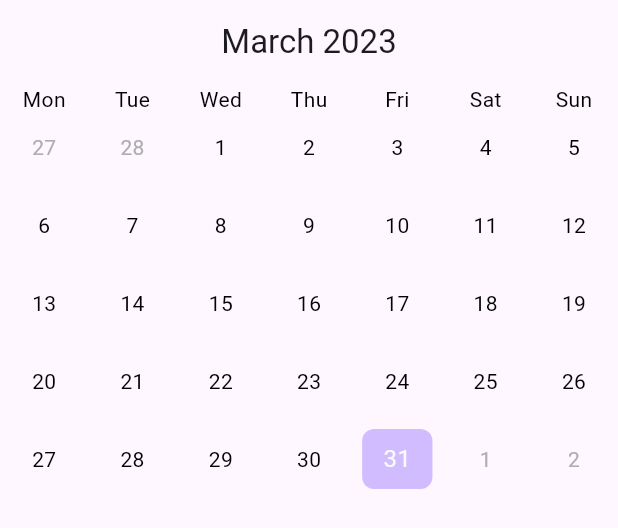
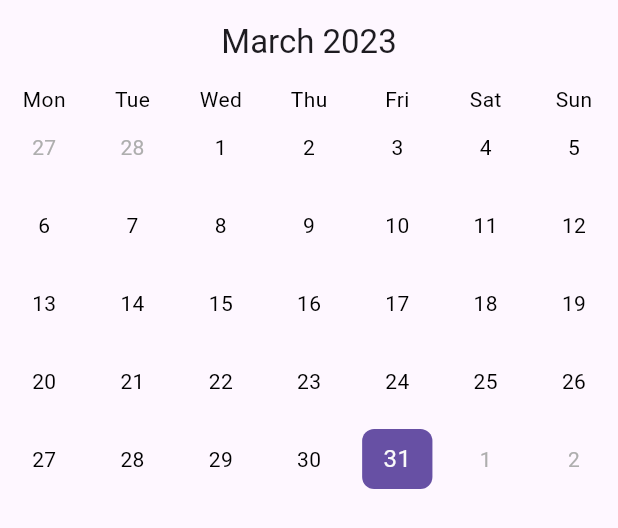
Before and after one commit to WinMeet/winmeet_mobile, a Flutter app: the WinMeetCalendar widget shown alone on an empty page, opened directly with empty values, on a phone screen of 412 x 824 dp. Shown: the top 528 px of the screen. Run offline on Flutter 3.47's test engine with Material 2 defaults, Android fonts, the phone set to English and light mode, and no system bars; drawn by our look-alikes of table_calendar; our stand-ins replace auto_route, bloc, dartz, dio, flutter_bloc, flutter_native_splash and 7 more; generated files the repository leaves out were written again; network calls fail.

```diff
--- a/lib/app/widgets/calendar/winmeet_calendar.dart
+++ b/lib/app/widgets/calendar/winmeet_calendar.dart
@@ -56,17 +56,17 @@ class _WinMeetCalendarState extends State<WinMeetCalendar> {
 
         // Specify all of the decorations that you use because of the bug related with the package
         markerDecoration: BoxDecoration(
-          color: context.theme.disabledColor,
+          color: context.theme.colorScheme.inversePrimary,
           borderRadius: ThemeConstants.borderRadiusCircular,
         ),
         selectedDecoration: BoxDecoration(
-          color: context.theme.colorScheme.inversePrimary,
+          color: context.theme.colorScheme.primary,
           borderRadius: ThemeConstants.borderRadiusCircular,
         ),
         todayDecoration: BoxDecoration(
           borderRadius: ThemeConstants.borderRadiusCircular,
           border: Border.all(
-            color: context.theme.colorScheme.inversePrimary,
+            color: context.theme.colorScheme.primary,
             width: 2,
           ),
         ),
@@ -95,8 +95,8 @@ class _WinMeetCalendarState extends State<WinMeetCalendar> {
 
       calendarBuilders: CalendarBuilders(
         headerTitleBuilder: (context, day) {
-          final monthName = DateFormat('MMMM').format(day);
-          final year = DateFormat('y').format(day);
+          final monthName = DateFormat('MMMM').format(day.toLocal());
+          final year = DateFormat('y').format(day.toLocal());
           return AppBar(title: Text('$monthName $year'));
         },
       ),
--- a/lib/feature/schedule/data/api/schedule_api.dart
+++ b/lib/feature/schedule/data/api/schedule_api.dart
@@ -14,7 +14,7 @@ class ScheduleApi {
     try {
       final response = await _networkClient.get<Map<String, dynamic>>(Endpoints.getAllMeetings);
 
-      final model = response.data?['data'] as List?;
+      final model = response.data?['eventData'] as List?;
       if (model == null) {
         throw Exception('Null data getAllMeetings()');
       } else {
--- a/lib/feature/schedule/data/model/event_model.dart
+++ b/lib/feature/schedule/data/model/event_model.dart
@@ -7,7 +7,7 @@ part 'event_model.g.dart';
 class EventModel with _$EventModel {
   const factory EventModel({
     String? eventName,
-    String? description,
+    String? eventDescription,
     String? location,
     DateTime? eventStartDate,
     DateTime? eventEndDate,
```
Also changed, not shown: lib/feature/create_meeting/data/api/create_meeting_api.dart (+1 -7 lines), lib/feature/create_meeting/presentation/view/create_meeting_view.dart (+12 -4 lines), lib/feature/schedule/presentation/cubit/schedule_cubit.dart (+2 -6 lines), lib/feature/schedule/presentation/cubit/schedule_state.dart (+1 -37 lines), lib/feature/schedule/presentation/view/schedule_view.dart (+18 -17 lines), lib/app/router/app_router.gr.dart.
